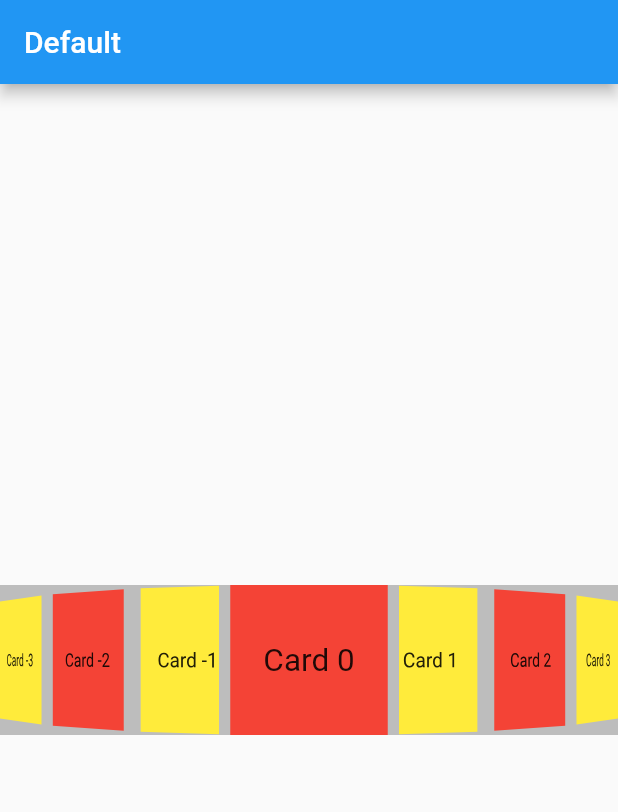
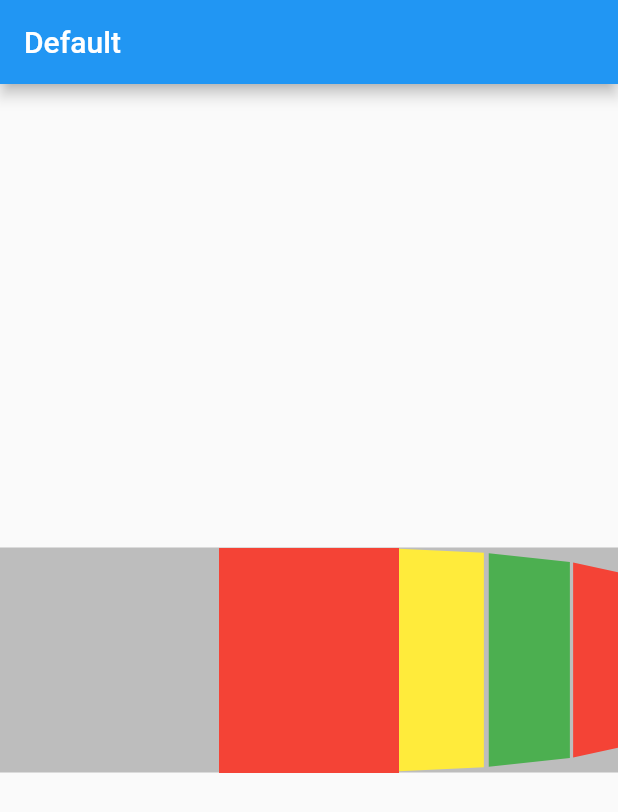
Before and after one commit to mahmoud0wahdan/card_horizontal_listview_swipe, a Flutter app: the screen it shows after launch, on a phone screen of 412 x 824 dp. Shown: the top 812 px of the screen. Run offline on Flutter 3.47's test engine with Material 2 defaults, Android fonts, the phone set to English and light mode, and no system bars.

Commit message:
with builder and list

```diff
--- /dev/null
+++ b/horizontal_scroll_example/lib/colored_container.dart
@@ -0,0 +1,13 @@
+import 'package:flutter/material.dart';
+
+class ColoredContainer extends StatelessWidget {
+  final Color color;
+  const ColoredContainer(this.color, {Key key}) : super(key: key);
+
+  @override
+  Widget build(BuildContext context) {
+    return Container(
+      color: color,
+    );
+  }
+}
--- /dev/null
+++ b/horizontal_scroll_example/lib/horizontal_scroll_list.dart
@@ -0,0 +1,41 @@
+import 'package:card_horizontal_swipe/card_horizontal_swipe.dart';
+import 'package:flutter/material.dart';
+import 'package:horizontal_scroll_example/colored_container.dart';
+
+class HorizontalScrollList extends StatelessWidget {
+  const HorizontalScrollList({Key key}) : super(key: key);
+
+  @override
+  Widget build(BuildContext context) {
+    return MaterialApp(
+          home: Scaffold(
+        appBar: AppBar(
+          title: Text('Default'),
+        ),
+        body: Center(
+          child: Container(
+            height: 150,
+            color: Colors.grey[400],
+            child: CircularListView(
+              scrollDirection: Axis.horizontal,
+              itemExtent: 80,
+              magnification: 1.5,
+              useMagnifier: true,
+              children: [
+                ColoredContainer(Colors.red),
+                ColoredContainer(Colors.yellow),
+                ColoredContainer(Colors.green),
+                ColoredContainer(Colors.red),
+                ColoredContainer(Colors.yellow),
+                ColoredContainer(Colors.green),
+                ColoredContainer(Colors.red),
+                ColoredContainer(Colors.yellow),
+                ColoredContainer(Colors.green),
+              ],
+            ),
+          ),
+        ),
+      ),
+    );
+  }
+}
--- a/horizontal_scroll_example/lib/main.dart
+++ b/horizontal_scroll_example/lib/main.dart
@@ -1,45 +1,8 @@
-import 'package:card_horizontal_swipe/card_horizontal_swipe.dart';
 import 'package:flutter/material.dart';
+import 'package:horizontal_scroll_example/horizontal_scroll_list.dart';
+import 'package:horizontal_scroll_example/horizontal_scroll_with_builder.dart';
 
 void main() {
-  runApp(Home());
+ // runApp(HorizontalWithBuilder());
+  runApp(HorizontalScrollList());
 }
-class Home extends StatelessWidget {
-  const Home({Key key}) : super(key: key);
-
-  @override
-  Widget build(BuildContext context) {
-    return MaterialApp(
-      home: Scaffold(
-        appBar: AppBar(
-          title: Text('Default'),
-        ),
-        body: Center(
-          child: Container(
-            height: 100,
-            color: Colors.grey[400],
-            child: CircularListView.useDelegate(
-              scrollDirection: Axis.horizontal,
-              itemExtent: 80,
-              magnification: 1.5,
-              useMagnifier: true,
-              onSelectedItemChanged: _onItemSelectedChanged,
-              childDelegate: ListWheelChildBuilderDelegate(
-                  builder: (BuildContext context, int index) {
-                return Container(
-                  margin: EdgeInsets.symmetric(horizontal: 5),
-                  color:index%2==0? Colors.red:Colors.yellow,
-                  child: Center(child: Text("Card $index")),
-                  );
-              }),
-            ),
-          ),
-        ),
-      ),
-    );
-  }
-
-  void _onItemSelectedChanged(int value) {
-    print("index : $value");
-  }
-}
```
Also changed, not shown: horizontal_scroll_example/lib/horizontal_scroll_with_builder.dart (added, +42 -0 lines).
